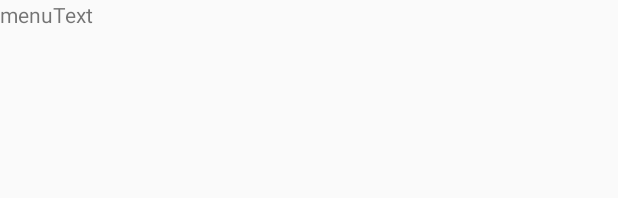
After one commit to LucasTruce/pizza-guide-mobileapp, an Android app: the layout activity_menu.xml on its own in the app's theme, with its tools: preview values and no code run, on a phone screen of 412 x 824 dp. The commit adds this screen. Shown: the top 198 px of the screen. Run offline under Robolectric (Android 15) with nearby library versions, the phone set to English and light mode, and no system bars.

Commit message:
shared preferences / activity_menu / check role

```diff
--- a/app/src/main/AndroidManifest.xml
+++ b/app/src/main/AndroidManifest.xml
@@ -19,6 +19,10 @@
                 <category android:name="android.intent.category.LAUNCHER" />
             </intent-filter>
         </activity>
+        <activity
+            android:name=".MenuActivity"
+            android:label="@string/app_name">
+        </activity>
     </application>
 
 
--- /dev/null
+++ b/app/src/main/res/layout/activity_menu.xml
@@ -0,0 +1,18 @@
+<?xml version="1.0" encoding="utf-8"?>
+<androidx.constraintlayout.widget.ConstraintLayout
+    xmlns:android="http://schemas.android.com/apk/res/android"
+    android:layout_width="match_parent"
+    android:layout_height="match_parent">
+
+    <LinearLayout
+        android:layout_width="match_parent"
+        android:layout_height="match_parent"
+        android:orientation="vertical">
+
+        <TextView
+            android:id="@+id/menuText"
+            android:layout_width="match_parent"
+            android:layout_height="wrap_content"
+            android:text="@string/menutext" />
+    </LinearLayout>
+</androidx.constraintlayout.widget.ConstraintLayout>
--- a/app/src/main/res/values/strings.xml
+++ b/app/src/main/res/values/strings.xml
@@ -4,4 +4,5 @@
     <string name="login">Login</string>
     <string name="textview">TextView</string>
     <string name="register">Register</string>
+    <string name="menutext">menuText</string>
 </resources>
```
Also changed, not shown: app/src/main/java/com/app/pizza/MainActivity.java (+21 -1 lines), app/src/main/java/com/app/pizza/MenuActivity.java (added, +31 -0 lines), app/src/main/java/com/app/pizza/model/Role.java (added, +14 -0 lines), app/src/main/java/com/app/pizza/model/UserAuthResponse.java (+11 -0 lines).
